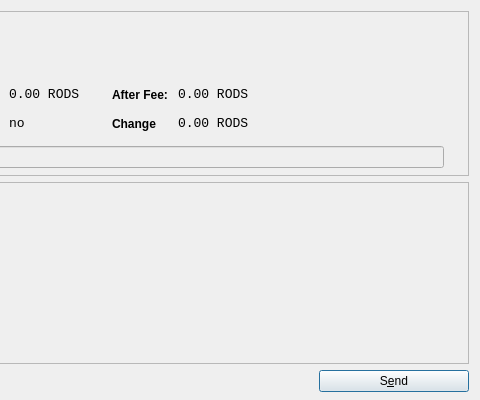
Before: the Qt Designer form src/qt/forms/sendcoinsdialog.ui in plutoniumRODS/Plutonium, drawn with Qt 5; both pictures show x 370 to 850 and y 0 to 400 of the 850 by 400 pixel window.
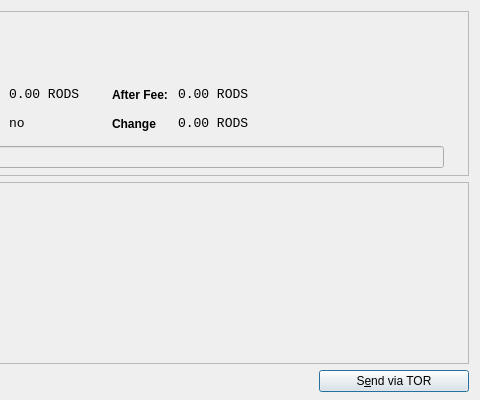
After: the same form once the commit is applied. Icons and pictures are not drawn.

What changed in the file:
```diff
--- a/src/qt/forms/sendcoinsdialog.ui
+++ b/src/qt/forms/sendcoinsdialog.ui
@@ -796,7 +796,7 @@
         <string>Confirm the send action</string>
        </property>
        <property name="text">
-        <string>S&amp;end</string>
+        <string>S&amp;end via TOR</string>
        </property>
        <property name="icon">
         <iconset resource="../bitcoin.qrc">
```
